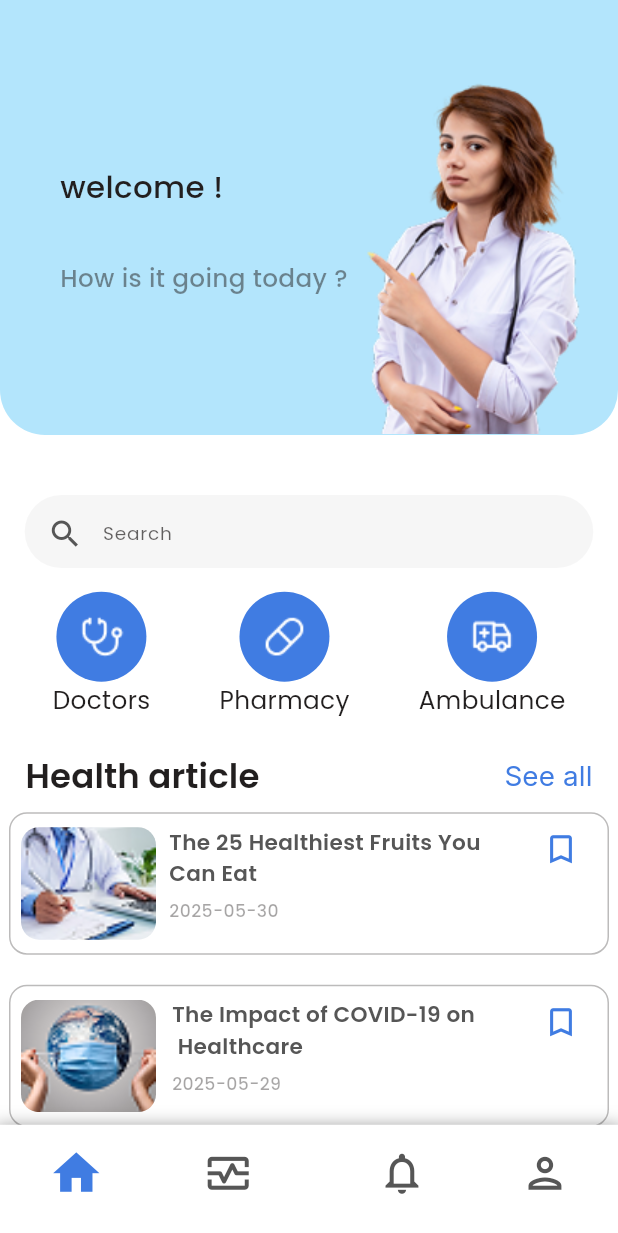
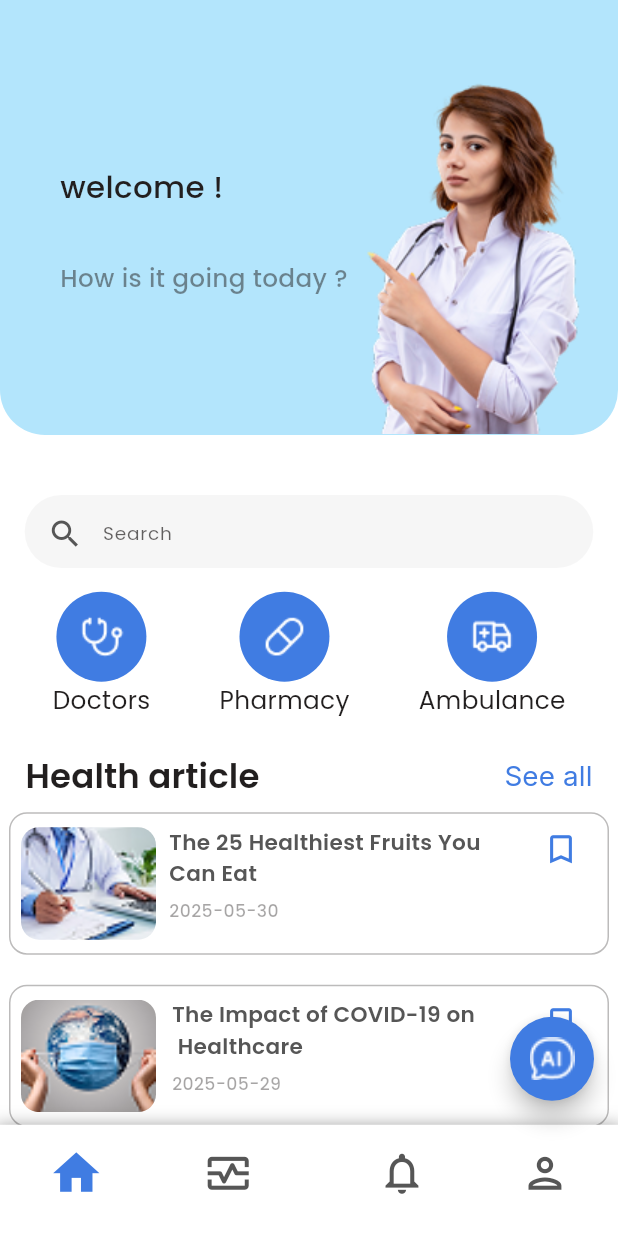
Before and after one commit to ghinah8/HealthCareApp, a Flutter app: the HomeScreen screen opened by its route, on a phone screen of 412 x 824 dp. Shown: the top 1233 px of the screen. Run offline on Flutter 3.47's test engine with Material 3 defaults, Android fonts, the phone set to English and light mode, and no system bars; our stand-ins replace chat_bubbles, flutter_map, get, google_fonts, image_picker, latlong2 and 3 more; accounts and stored records are empty; network calls fail.

Commit message:
chat with ai screen

```diff
--- a/lib/core/const_data/app_image.dart
+++ b/lib/core/const_data/app_image.dart
@@ -28,6 +28,7 @@ class AppImage {
       '$imagesRoot/weight-lifting-up-svgrepo-com 1.png';
   static String brain1 = '$imagesRoot/brain1.png';
   static String brain2 = '$imagesRoot/brain2.png';
+  static String ai = '$imagesRoot/Vector (4).png';
 
   //icon
 
@@ -48,4 +49,5 @@ class AppImage {
   static String document = "$iconRoot/Document.png";
   static String heartprofile = "$iconRoot/Heart.png";
   static String rays = "$iconRoot/raysicon.png";
+  static String aichat = "$imagesRoot/Group.png";
 }
--- a/lib/core/const_data/text_style.dart
+++ b/lib/core/const_data/text_style.dart
@@ -393,4 +393,45 @@ class FontStyles {
     fontWeight: FontWeight.w600,
     fontSize: SizeConfig.blockWidth * 6, // الحجم النسبي
   );
+  static final tohelpyou = GoogleFonts.rozhaOne(
+    color: Mycolor.grey,
+    fontWeight: FontWeight.w400,
+    fontSize: SizeConfig.blockWidth * 7, // الحجم النسبي
+  );
+
+  static final better = GoogleFonts.rozhaOne(
+    color: Mycolor.lightblue,
+    fontWeight: FontWeight.w400,
+    fontSize: SizeConfig.blockWidth * 7, // الحجم النسبي
+  );
+  static final leteknow = GoogleFonts.rozhaOne(
+    color: Mycolor.grey.withAlpha(100),
+    fontWeight: FontWeight.w400,
+    fontSize: SizeConfig.blockWidth * 5, // الحجم النسبي
+  );
+  static final areyoueperiening = GoogleFonts.rubik(
+    color: Mycolor.grey.withAlpha(180),
+    fontWeight: FontWeight.w400,
+    fontSize: SizeConfig.blockWidth * 4, // الحجم النسبي
+  );
+  static final done = GoogleFonts.rubik(
+    color: Mycolor.white,
+    fontWeight: FontWeight.w500,
+    fontSize: SizeConfig.blockWidth * 4, // الحجم النسبي
+  );
+  static final mymessage = GoogleFonts.poppins(
+    color: Mycolor.black,
+    fontWeight: FontWeight.w400,
+    fontSize: SizeConfig.blockWidth * 4, // الحجم النسبي
+  );
+  static final drai = GoogleFonts.oswald(
+    color: Mycolor.lightblue,
+    fontWeight: FontWeight.w700,
+    fontSize: SizeConfig.blockWidth * 5, // الحجم النسبي
+  );
+  static final areyousure = GoogleFonts.rozhaOne(
+    color: Mycolor.grey,
+    fontWeight: FontWeight.w700,
+    fontSize: SizeConfig.blockWidth * 5, // الحجم النسبي
+  );
 }
--- a/lib/main.dart
+++ b/lib/main.dart
@@ -15,7 +15,7 @@ class MyApp extends StatelessWidget {
     return GetMaterialApp(
       debugShowCheckedModeBanner: false,
       getPages: Routes.pages,
-      initialRoute: Routes.signupscreen,
+      initialRoute: Routes.ambulanceScreen,
     );
   }
 }
--- a/lib/routes.dart
+++ b/lib/routes.dart
@@ -7,6 +7,7 @@ import 'package:healthcare/view/auth/sginin/sginin.dart';
 import 'package:healthcare/view/auth/sginup/sginup_screen.dart';
 import 'package:healthcare/view/card_info/cardinfo_screen/cardinfo_screen.dart';
 import 'package:healthcare/view/cart/cart_screen/cart_screen.dart';
+import 'package:healthcare/view/chat/chat_screen/chat_screen.dart';
 import 'package:healthcare/view/eligibility/eligilbility_screen/eligibility_screen.dart';
 import 'package:healthcare/view/finddoctor/finddoctor_screen/find_doctor_screen.dart';
 import 'package:healthcare/view/home/homw_screen/home_screen.dart';
@@ -45,7 +46,7 @@ class Routes {
   static const String articlscreen = '/articlescreen';
   static const String topdoctorScreen = '/topdoctorscreen';
   static const String finddoctorScreen = '/finddoctorscreen';
-
+  static const String chatScreen = '/chatscreen';
   static final List<GetPage> pages = [
     GetPage(name: '/home_screen', page: () => HomeScreen()),
     GetPage(name: '/sign_up_screen', page: () => SignupScreen()),
@@ -67,6 +68,7 @@ class Routes {
     GetPage(name: '/radiologyresult', page: () => RadiologyScreen()),
     GetPage(name: '/seeallmedicine', page: () => Seeallproduct()),
     GetPage(name: '/topdoctorscreen', page: () => TopDoctorsView()),
-    GetPage(name: '/finddoctorscreen', page: () => FindDoctorScreen())
+    GetPage(name: '/finddoctorscreen', page: () => FindDoctorScreen()),
+    GetPage(name: '/chatscreen', page: () => ChatScreen())
   ];
 }
--- a/lib/service/link.dart
+++ b/lib/service/link.dart
@@ -6,6 +6,7 @@ class AppLink {
   static String register = "$serverApiRoot/auth/register";
   static String products = "$serverApiRoot/products";
   static String specifics = "$serverApiRoot/specifics";
+  static String treatment = "$serverApiRoot/treatment";
   static Map<String, String> getHeader() {
     Map<String, String> mainHeader = {
       'Content-Type': 'application/json',
--- a/lib/view/home/home_controller/home_controller.dart
+++ b/lib/view/home/home_controller/home_controller.dart
@@ -5,7 +5,7 @@ class HomeController extends GetxController {
   var savedArticles =
       <Map<String, String>>[].obs; // List of maps instead of just text
   var username = ''.obs; // حفظ اسم المستخدم ليظهر في الواجهة
-
+  int selectedHelpOption = 0;
   @override
   void onInit() {
     super.onInit();
@@ -30,10 +30,8 @@ class HomeController extends GetxController {
       'date': date,
       'title': title,
     };
-
     // Check if article already exists
     bool exists = savedArticles.any((a) => a['content'] == content);
-
     if (exists) {
       savedArticles.removeWhere((a) => a['content'] == content); // Remove it
     } else {
@@ -46,4 +44,10 @@ class HomeController extends GetxController {
   bool isArticleSaved(String title) {
     return savedArticles.any((a) => a['title'] == title);
   }
+
+  // ✅ تحديث قيمة الخيار المحدد
+  void selectHelpOption(int value) {
+    selectedHelpOption = value;
+    update();
+  }
 }
--- a/lib/view/home/homw_screen/home_screen.dart
+++ b/lib/view/home/homw_screen/home_screen.dart
@@ -22,8 +22,21 @@ class HomeScreen extends StatelessWidget {
     SizeConfig().init(context);
     final homeController = Get.put(HomeController());
     final articalcontroller = Get.put(ArticleController());
-
     return Scaffold(
+      floatingActionButton: FloatingActionButton(
+        tooltip: 'Click here for help',
+        shape: CircleBorder(),
+        onPressed: () {
+          Get.toNamed(Routes.chatScreen);
+        },
+        backgroundColor: Mycolor.lightblue,
+        child: Image.asset(
+          AppImage.aichat,
+          width: 30,
+          height: 30,
+          scale: 0.5,
+        ),
+      ),
       backgroundColor: Mycolor.white,
       bottomNavigationBar: BottomNavBar(
         isSelectedHome: true,
--- a/pubspec.yaml
+++ b/pubspec.yaml
@@ -50,6 +50,7 @@ dependencies:
   lottie: ^3.0.1
   flutter_map: ^8.1.1
   table_calendar: ^3.2.0
+  chat_bubbles: ^1.7.0
 dev_dependencies:
   flutter_test:
     sdk: flutter
```
Also changed, not shown: lib/modle/treatmentmodel.dart (added, +30 -0 lines), lib/view/Ambulance/Ambulance_Screen/Ambulance_Screen.dart (+20 -1 lines), lib/view/chat/chat_controller/chat_controller.dart (added, +59 -0 lines), lib/view/chat/chat_screen/chat_screen.dart (added, +72 -0 lines), assets/image/Group.png (added), assets/image/Vector (4).png (added), pubspec.lock.
